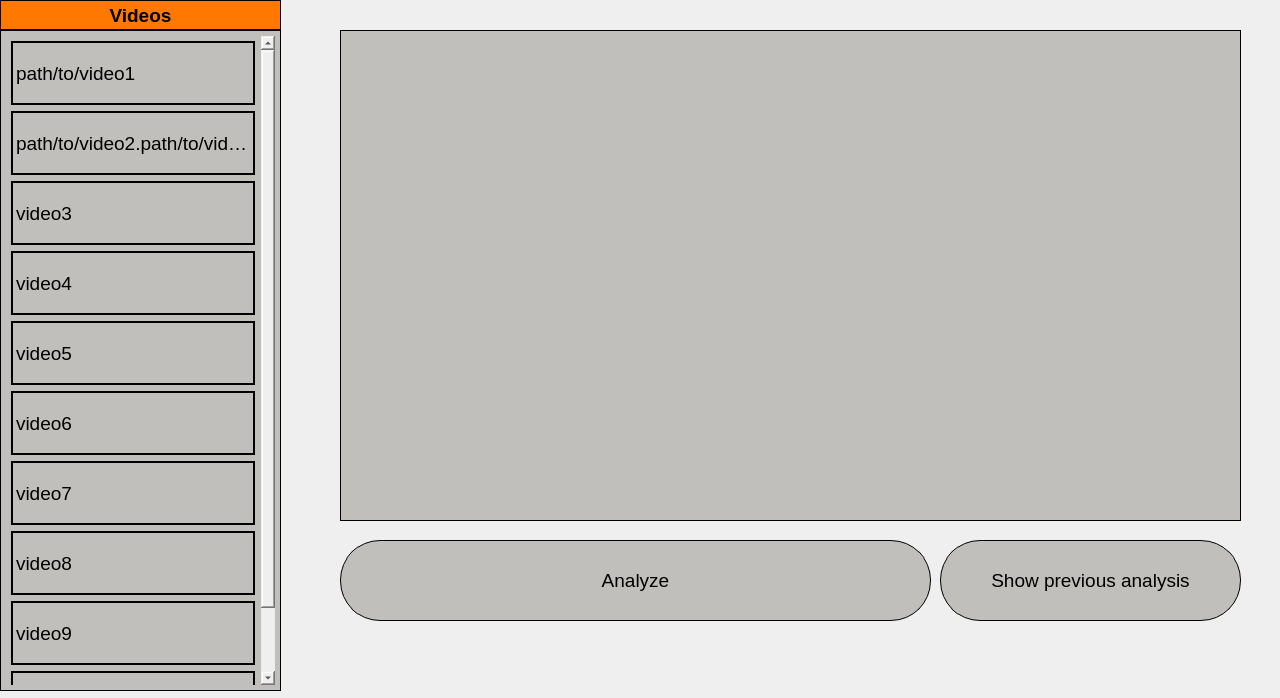
Qt form main_ui.ui (darktau34/VKR_videoanalysis_programm) before a commit.
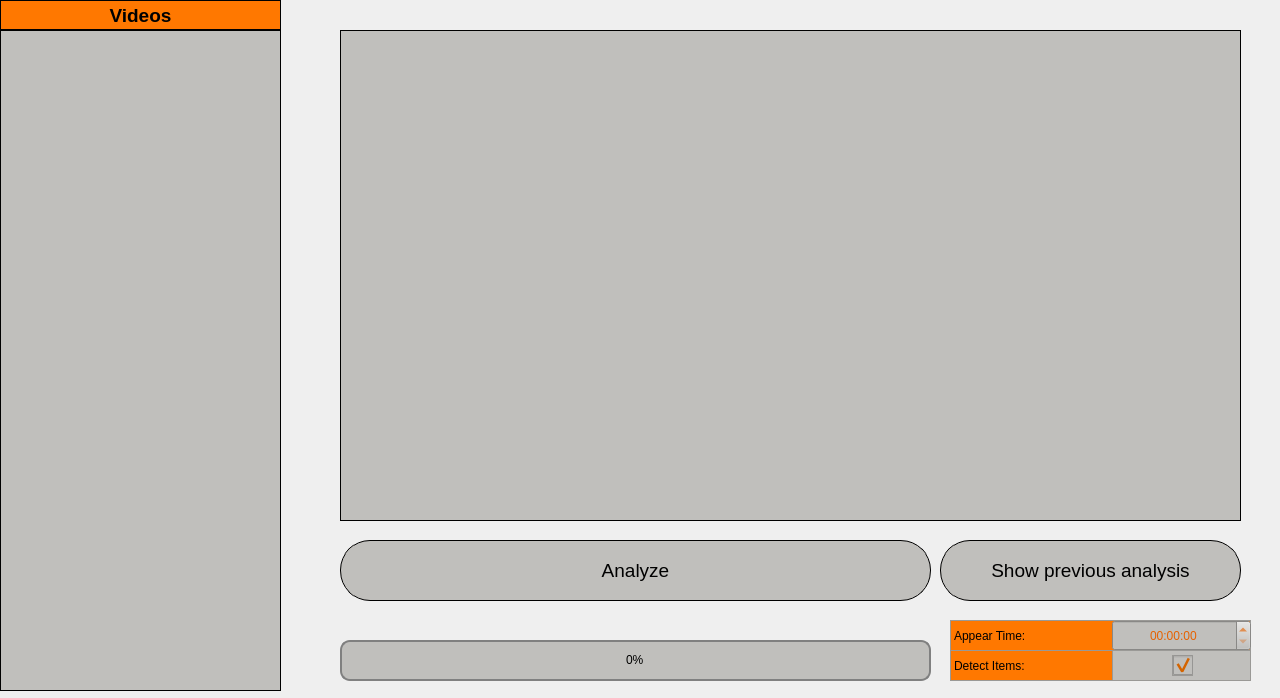
The same form after that commit. Icons and pictures are not drawn.

Patch:
```diff
--- a/main_ui.ui
+++ b/main_ui.ui
@@ -120,96 +120,6 @@
     <property name="sortingEnabled">
      <bool>false</bool>
     </property>
-    <item>
-     <property name="text">
-      <string>path/to/video1</string>
-     </property>
-     <property name="icon">
-      <iconset>
-       <normaloff>../../Downloads/free-icon-play-video-3864763.png</normaloff>../../Downloads/free-icon-play-video-3864763.png</iconset>
-     </property>
-    </item>
-    <item>
-     <property name="text">
-      <string>path/to/video2.path/to/video1</string>
-     </property>
-     <property name="icon">
-      <iconset>
-       <normaloff>../../Downloads/free-icon-play-video-3864763.png</normaloff>../../Downloads/free-icon-play-video-3864763.png</iconset>
-     </property>
-    </item>
-    <item>
-     <property name="text">
-      <string>video3</string>
-     </property>
-     <property name="icon">
-      <iconset>
-       <normaloff>../../Downloads/free-icon-play-video-3864763.png</normaloff>../../Downloads/free-icon-play-video-3864763.png</iconset>
-     </property>
-    </item>
-    <item>
-     <property name="text">
-      <string>video4</string>
-     </property>
-     <property name="icon">
-      <iconset>
-       <normaloff>../../Downloads/free-icon-play-video-3864763.png</normaloff>../../Downloads/free-icon-play-video-3864763.png</iconset>
-     </property>
-    </item>
-    <item>
-     <property name="text">
-      <string>video5</string>
-     </property>
-     <property name="icon">
-      <iconset>
-       <normaloff>../../Downloads/free-icon-play-video-3864763.png</normaloff>../../Downloads/free-icon-play-video-3864763.png</iconset>
-     </property>
-    </item>
-    <item>
-     <property name="text">
-      <string>video6</string>
-     </property>
-     <property name="icon">
-      <iconset>
-       <normaloff>../../Downloads/free-icon-play-video-3864763.png</normaloff>../../Downloads/free-icon-play-video-3864763.png</iconset>
-     </property>
-    </item>
-    <item>
-     <property name="text">
-      <string>video7</string>
-     </property>
-     <property name="icon">
-      <iconset>
-       <normaloff>../../Downloads/free-icon-play-video-3864763.png</normaloff>../../Downloads/free-icon-play-video-3864763.png</iconset>
-     </property>
-    </item>
-    <item>
-     <property name="text">
-      <string>video8</string>
-     </property>
-     <property name="icon">
-      <iconset>
-       <normaloff>../../Downloads/free-icon-play-video-3864763.png</normaloff>../../Downloads/free-icon-play-video-3864763.png</iconset>
-     </property>
-    </item>
-    <item>
-     <property name="text">
-      <string>video9</string>
-     </property>
-     <property name="icon">
-      <iconset>
-       <normaloff>../../Downloads/free-icon-play-video-3864763.png</normaloff>../../Downloads/free-icon-play-video-3864763.png</iconset>
-     </property>
-    </item>
-    <item>
-     <property name="text">
-      <string>video10</string>
-     </property>
-     <property name="icon">
-      <iconset>
-       <normaloff>../../Downloads/free-icon-play-video-3864763.png</normaloff>../../Downloads/free-icon-play-video-3864763.png</iconset>
-     </property>
-    </item>
    </widget>
    <widget class="QLabel" name="l_videos">
     <property name="geometry">
@@ -268,7 +178,7 @@
       <x>340</x>
       <y>540</y>
       <width>591</width>
-      <height>81</height>
+      <height>61</height>
      </rect>
     </property>
     <property name="palette">
@@ -482,7 +392,7 @@
     </property>
     <property name="styleSheet">
      <string notr="true">QPushButton {
-	border-radius: 40px;
+	border-radius: 30px;
 	background-color: rgb(255, 120, 0);
 	border-style: solid;
 	border-width: 1px;
@@ -511,7 +421,7 @@
       <x>940</x>
       <y>540</y>
       <width>301</width>
-      <height>81</height>
+      <height>61</height>
      </rect>
     </property>
     <property name="font">
@@ -526,7 +436,7 @@
     </property>
     <property name="styleSheet">
      <string notr="true">QPushButton {
-	border-radius: 40px;
+	border-radius: 30px;
 	background-color: rgb(255, 120, 0);
 	border-style: solid;
 	border-width: 1px;
@@ -548,13 +458,13 @@
    </widget>
    <widget class="QProgressBar" name="progress_bar">
     <property name="enabled">
-     <bool>false</bool>
+     <bool>true</bool>
     </property>
     <property name="geometry">
      <rect>
       <x>340</x>
       <y>640</y>
-      <width>901</width>
+      <width>591</width>
       <height>41</height>
      </rect>
     </property>
@@ -811,6 +721,145 @@
      <set>Qt::AlignCenter</set>
     </property>
    </widget>
+   <widget class="QLabel" name="l_appear">
+    <property name="geometry">
+     <rect>
+      <x>950</x>
+      <y>620</y>
+      <width>301</width>
+      <height>31</height>
+     </rect>
+    </property>
+    <property name="styleSheet">
+     <string notr="true">border-color: rgb(154, 153, 150);
+border-style: solid;
+border-width: 1px;
+background-color: rgb(255, 120, 0);</string>
+    </property>
+    <property name="text">
+     <string>Appear Time:</string>
+    </property>
+   </widget>
+   <widget class="QLabel" name="l_items">
+    <property name="geometry">
+     <rect>
+      <x>950</x>
+      <y>650</y>
+      <width>301</width>
+      <height>31</height>
+     </rect>
+    </property>
+    <property name="styleSheet">
+     <string notr="true">border-color: rgb(154, 153, 150);
+background-color: rgb(255, 120, 0);
+border-style: solid;
+border-width: 1px;</string>
+    </property>
+    <property name="text">
+     <string>Detect Items:</string>
+    </property>
+   </widget>
+   <widget class="QFrame" name="frame">
+    <property name="geometry">
+     <rect>
+      <x>1112</x>
+      <y>650</y>
+      <width>139</width>
+      <height>31</height>
+     </rect>
+    </property>
+    <property name="styleSheet">
+     <string notr="true">background-color: rgb(192, 191, 188);
+border-color: rgb(154, 153, 150);
+border-style: solid;
+border-width: 1px;</string>
+    </property>
+    <property name="frameShape">
+     <enum>QFrame::StyledPanel</enum>
+    </property>
+    <property name="frameShadow">
+     <enum>QFrame::Raised</enum>
+    </property>
+    <widget class="QCheckBox" name="checkbox_items">
+     <property name="enabled">
+      <bool>true</bool>
+     </property>
+     <property name="geometry">
+      <rect>
+       <x>60</x>
+       <y>5</y>
+       <width>21</width>
+       <height>21</height>
+      </rect>
+     </property>
+     <property name="layoutDirection">
+      <enum>Qt::LeftToRight</enum>
+     </property>
+     <property name="autoFillBackground">
+      <bool>false</bool>
+     </property>
+     <property name="styleSheet">
+      <string notr="true">QCheckBox::indicator {
+    width: 20px;
+    height: 20px;
+	color: rgb(255, 120, 0);
+	selection-color: rgb(255, 120, 0);
+}
+
+QCheckBox{
+	color: rgb(255, 120, 0);
+}
+</string>
+     </property>
+     <property name="text">
+      <string/>
+     </property>
+     <property name="iconSize">
+      <size>
+       <width>16</width>
+       <height>16</height>
+      </size>
+     </property>
+     <property name="checkable">
+      <bool>true</bool>
+     </property>
+     <property name="checked">
+      <bool>true</bool>
+     </property>
+     <property name="tristate">
+      <bool>false</bool>
+     </property>
+    </widget>
+   </widget>
+   <widget class="QTimeEdit" name="input_appear">
+    <property name="geometry">
+     <rect>
+      <x>1112</x>
+      <y>620</y>
+      <width>139</width>
+      <height>31</height>
+     </rect>
+    </property>
+    <property name="font">
+     <font>
+      <weight>50</weight>
+      <bold>false</bold>
+     </font>
+    </property>
+    <property name="styleSheet">
+     <string notr="true">background-color: rgb(192, 191, 188);
+color: rgb(230, 97, 0);
+border-color: rgb(0, 0, 0);
+
+</string>
+    </property>
+    <property name="alignment">
+     <set>Qt::AlignCenter</set>
+    </property>
+    <property name="displayFormat">
+     <string>HH:mm:ss</string>
+    </property>
+   </widget>
   </widget>
  </widget>
  <resources/>
```
Left out of the diff: 6 changed lines with no effect on the pictures.
